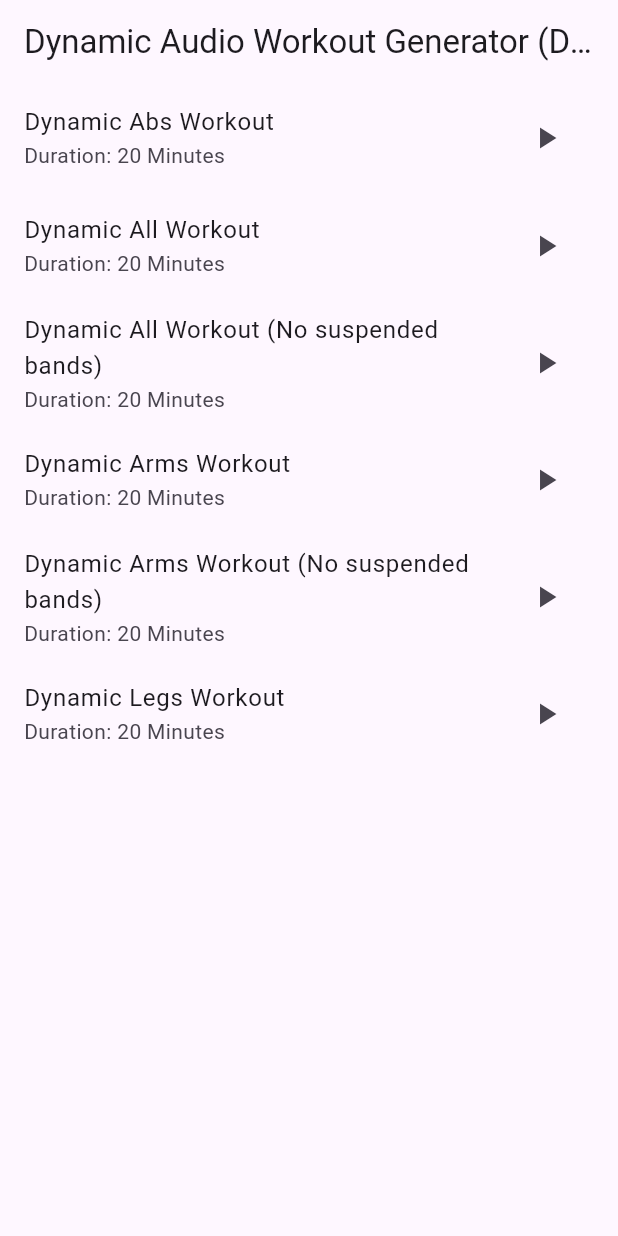
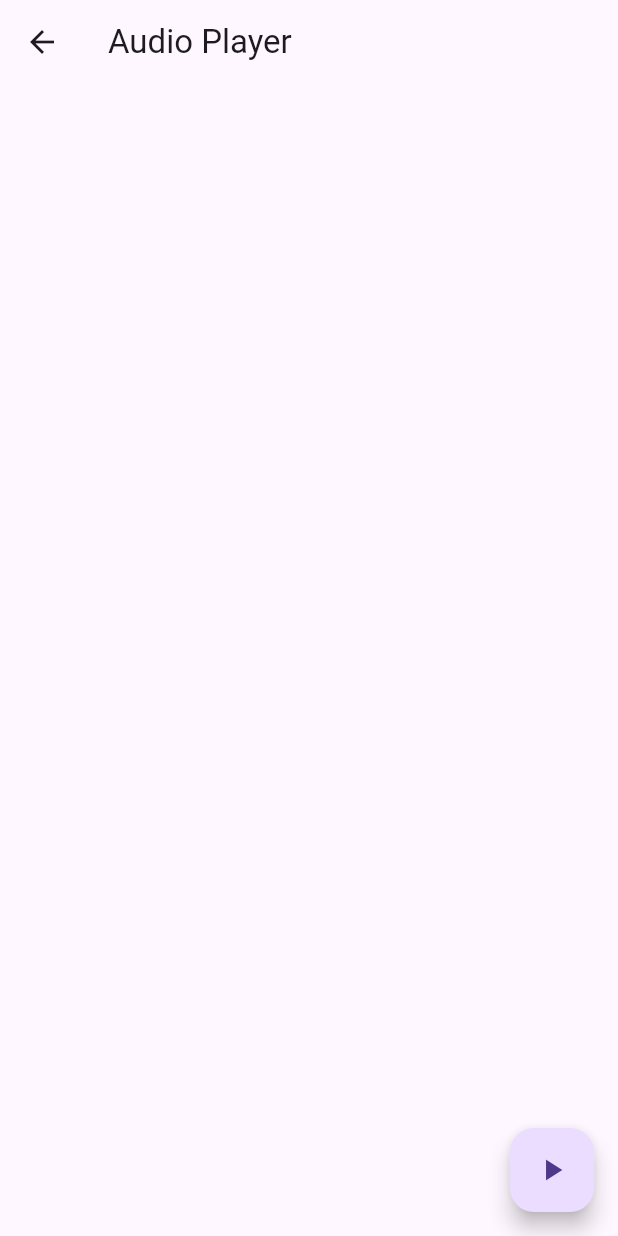
Before and after one commit to Jusctsch5/dawg, a Flutter app: the screen it shows after launch, after a tap on the "play arrow" icon, on a phone screen of 412 x 824 dp. Run offline on Flutter 3.47's test engine with Material 3 defaults, Android fonts, the phone set to English and light mode, and no system bars; our stand-ins replace flutter_tts, logger, wakelock_plus.

Commit message:
changes for new pages

```diff
--- a/lib/common_defines.dart
+++ b/lib/common_defines.dart
@@ -18,6 +18,8 @@ enum Equipment {
   gluteBand,
   @JsonValue("ring")
   ring,
+  @JsonValue("dumbbell")
+  dumbbell,
   @JsonValue("all")
   all,
   @JsonValue("none")
@@ -79,7 +81,8 @@ enum Muscle {
   abs,
   @JsonValue("obliques")
   obliques,
-
+  @JsonValue("back")
+  back,
   @JsonValue("adductor")
   adductor,
   @JsonValue("glutes")
--- a/lib/main.dart
+++ b/lib/main.dart
@@ -4,9 +4,8 @@ import 'dart:io';
 import 'package:dawg/configuration/exercise_configuration.dart';
 import 'package:dawg/configuration/workout_configuration.dart';
 import 'package:dawg/ui/workout_page.dart';
-import 'package:dawg/workout/announcer.dart';
+import 'package:dawg/ui/workout_player_page.dart';
 import 'package:dawg/workout/decoder.dart';
-import 'package:dawg/workout/player.dart';
 import 'package:dawg/workout/workout.dart';
 import 'package:flutter/material.dart';
 import 'package:flutter/services.dart';
@@ -54,10 +53,7 @@ class MyHomePage extends StatefulWidget {
 
 class _MyHomePageState extends State<MyHomePage> {
   final log = Logger();
-  final announcer = AnnouncerTts();
-  final player = Player();
   late ExerciseConfiguration ec;
-
 
   Future<String> readFileFromBundle(String assetName) async {
     try {
@@ -79,10 +75,12 @@ class _MyHomePageState extends State<MyHomePage> {
   }
 
   Future<List<WorkoutConfiguration>> _refreshWorkoutConfigsAsync() async {
-    log.d("Loading Workouts");
+    log.d("Loading Workouts 1");
 
     var workoutJson = jsonDecode(await readFileFromBundle('assets/data/workout/workout_configuration.json'));
+    log.d("Loading Workouts 2");
     var workouts = WorkoutConfiguration.getFromJsonList(workoutJson);
+    log.d("Loading Workouts 3");
     for (var workout in workouts) {
       log.d("New Workout ${workout.name}");
     }
@@ -91,10 +89,10 @@ class _MyHomePageState extends State<MyHomePage> {
   }
 
   Future<ExerciseConfiguration> _refreshExerciseConfigsAsync() async {
-    log.d("_refreshExerciseConfigsAsync ");
+    log.d("_refreshExerciseConfigsAsync 1");
 
     final exConfigJson = jsonDecode(await rootBundle.loadString('assets/data/exercise/exercise_configuration.json'));
-    log.d("_refreshExerciseConfigsAsync ");
+    log.d("_refreshExerciseConfigsAsync 2");
 
     var exConfig = ExerciseConfiguration.fromJson(exConfigJson);
     for (var exercise in exConfig.exercises) {
@@ -106,10 +104,10 @@ class _MyHomePageState extends State<MyHomePage> {
     return exConfig;
   }
 
-  Future<void> _processWorkoutConfig(WorkoutConfiguration wc) async {
+  Workout _processWorkoutConfig(WorkoutConfiguration wc) {
     var decoder = Decoder();
     var workout = decoder.generateWorkout(wc, ec);
-    await player.playWorkout(workout, announcer);
+    return workout;
   }
 
   @override
@@ -118,15 +116,16 @@ class _MyHomePageState extends State<MyHomePage> {
       future: _refreshWorkoutsAsync(),
       builder: (context, AsyncSnapshot<List<WorkoutConfiguration>> snapshot) {
         if (!snapshot.hasData) {
-            log.d("No snapshot data yet for workout configuration");
+          log.d("No snapshot data yet for workout configuration 1");
           return const CircularProgressIndicator();
-          } else {
+        }
         var workoutConfigs = snapshot.data;
         if (workoutConfigs == null) {
-              log.d("No snapshot data yet for workout configuration");
+          log.d("No snapshot data yet for workout configuration 2");
           return const CircularProgressIndicator();
         }
 
+        // Build the main UI screen that renders the workouts
         return Scaffold(
           appBar: AppBar(
             title: Text(widget.title),
@@ -139,6 +138,7 @@ class _MyHomePageState extends State<MyHomePage> {
                   shrinkWrap: true,
                   itemCount: workoutConfigs.length,
                   itemBuilder: (context, index) {
+                    // Render the list of workouts.
                     return ListTile(
                       onTap: () {
                         log.d("TAPPED $index");
@@ -151,20 +151,30 @@ class _MyHomePageState extends State<MyHomePage> {
                       },
                       title: Text(workoutConfigs[index].name),
                       subtitle: Text("Duration: ${workoutConfigs[index].durationMinutes} Minutes"),
-                                //trailing: Column(children: const [Icon(Icons.play_arrow)]));
+                      // Render the play button for each workout.
                       trailing: IconButton(
                         icon: const Icon(Icons.play_arrow),
                         tooltip: 'Play Workout',
                         onPressed: () {
-                                      _processWorkoutConfig(workoutConfigs[index]);
-                                    }));
-                          }),
+                          Workout workout = _processWorkoutConfig(workoutConfigs[index]);
+
+                          Navigator.push(
+                            context,
+                            MaterialPageRoute(
+                                builder: (context) =>
+                                    WorkoutPlayerPage(workout: workout)),
+                            );
+                          }
+                        )
+                      );
+                    }
+                  ),
                 ),
               ],
             ),
           ),
         );
       }
-        });
+    );
   }
 }
--- a/lib/ui/workout_page.dart
+++ b/lib/ui/workout_page.dart
@@ -1,7 +1,5 @@
 import 'package:dawg/configuration/workout_configuration.dart';
 import 'package:dawg/workout/announcer.dart';
-import 'package:dawg/workout/player.dart';
-import 'package:dawg/workout/workout.dart';
 import 'package:flutter/material.dart';
 import 'package:logger/logger.dart';
 
@@ -57,7 +55,6 @@ class WorkoutPage extends StatefulWidget {
 class _WorkoutPageState extends State<WorkoutPage> {
   final log = Logger();
   final announcer = AnnouncerTts();
-  final player = Player();
 
   @override
   Widget build(BuildContext context) {
--- /dev/null
+++ b/lib/ui/workout_player_page.dart
@@ -0,0 +1,83 @@
+import 'package:dawg/workout/announcer.dart';
+import 'package:dawg/workout/player.dart';
+import 'package:dawg/workout/workout.dart';
+
+import 'package:flutter/material.dart';
+import 'package:logger/logger.dart';
+import 'package:wakelock_plus/wakelock_plus.dart';
+
+final log = Logger();
+
+class WorkoutPlayerPage extends StatefulWidget {
+  WorkoutPlayerPage({Key? key, required this.workout}) : super(key: key);
+
+  // This widget is the home page of your application. It is stateful, meaning
+  // that it has a State object (defined below) that contains fields that affect
+  // how it looks.
+
+  // This class is the configuration for the state. It holds the values (in this
+  // case the title) provided by the parent (in this case the App widget) and
+  // used by the build method of the State. Fields in a Widget subclass are
+  // always marked "final".
+
+  final Workout workout;
+  final announcer = AnnouncerTts();
+  final player = Player();
+
+  @override
+  State<WorkoutPlayerPage> createState() => _WorkoutPlayerPageState();
+}
+
+Future<void> _playWorkoutAsync(Workout workout, Player player, Announcer announcer) async {
+  await player.playWorkout(workout, announcer);
+}
+
+class _WorkoutPlayerPageState extends State<WorkoutPlayerPage> {
+
+  @override
+  void initState() {
+    super.initState();
+
+    /*
+    _audioPlayer.onDurationChanged.listen((Duration duration) {
+      setState(() {
+        _duration = duration;
+      });
+    });
+    _audioPlayer.onAudioPositionChanged.listen((Duration position) {
+      setState(() {
+        _position = position;
+      });
+    });
+    */
+  }
+
+  @override
+  Widget build(BuildContext context) {
+    var _isPlaying = false;
+
+    return Scaffold(
+      appBar: AppBar(
+        title: const Text('Audio Player'),
+      ),
+      floatingActionButton: FloatingActionButton(
+        child: Icon(_isPlaying ? Icons.pause : Icons.play_arrow),
+        onPressed: () async {
+          WakelockPlus.enable();
+          _isPlaying = true;
+
+          await widget.player.playWorkout(widget.workout, widget.announcer);
+          _isPlaying = false;
+          WakelockPlus.disable();
+          }
+        )
+      );
+    }
+
+  @override
+  void dispose() {
+    super.dispose();
+    // _audioPlayer.release();
+    // _audioPlayer.dispose();
+  }
+}
--- a/lib/workout/player.dart
+++ b/lib/workout/player.dart
@@ -4,6 +4,17 @@ import 'package:dawg/workout/announcer.dart';
 import 'package:dawg/workout/workout.dart';
 
 class Player {
+  /*
+  The Workout Player object takes a workout and instructs the announcer on how to play it.
+  The Player is also responsible for recording and manipulating the current state of the exercise
+   */
+  // final Workout workout;
+  int position = 0;
+  int duration = 0;
+
+  // Player(this.workout);
+  Player();
+
   Future playWorkout(Workout workout, Announcer announcer) async {
     await announcer.announce("Starting Workout: ${workout.name}");
     await announcer.announce("This workout will take approximately ${workout.durationMinutes} minutes ");
--- a/pubspec.yaml
+++ b/pubspec.yaml
@@ -39,6 +39,7 @@ dependencies:
   logger: ^2.0.2+1
   flutter_tts: ^3.8.3
   test: ^1.24.3
+  wakelock_plus: ^1.2.5
 
 dev_dependencies:
   flutter_test:
```
Also changed, not shown: assets/data/exercise/exercise_configuration.json (+62 -6 lines), assets/data/workout/workout_configuration.json (+8 -0 lines), lib/ui/workout_slider.dart (added), pubspec.lock, 2 other files. Lines whose indentation alone changed are shown as unchanged.
